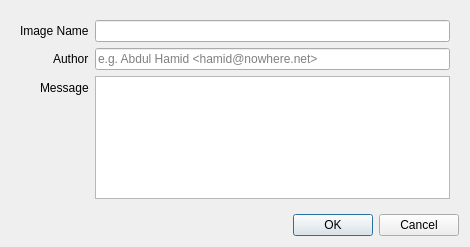
Qt form commitContainer.ui (sujiwo/QtDocker) before a commit.
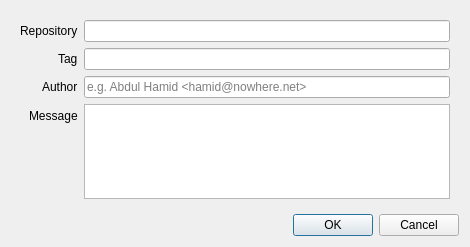
The same form after that commit.

Commit message: Add process list of container

What changed in the file:
```diff
--- a/commitContainer.ui
+++ b/commitContainer.ui
@@ -23,37 +23,47 @@
       <item row="0" column="0">
        <widget class="QLabel" name="label">
         <property name="text">
-         <string>Image Name</string>
+         <string>Repository</string>
         </property>
        </widget>
       </item>
       <item row="0" column="1">
        <widget class="QLineEdit" name="imageNameInp"/>
       </item>
-      <item row="1" column="0">
+      <item row="2" column="0">
        <widget class="QLabel" name="label_2">
         <property name="text">
          <string>Author</string>
         </property>
        </widget>
       </item>
-      <item row="1" column="1">
+      <item row="2" column="1">
        <widget class="QLineEdit" name="authorInp">
         <property name="placeholderText">
          <string>e.g. Abdul Hamid &lt;hamid@nowhere.net&gt;</string>
         </property>
        </widget>
       </item>
-      <item row="2" column="0">
+      <item row="3" column="0">
        <widget class="QLabel" name="label_3">
         <property name="text">
          <string>Message</string>
         </property>
        </widget>
       </item>
-      <item row="2" column="1">
+      <item row="3" column="1">
        <widget class="QTextEdit" name="textEdit"/>
       </item>
+      <item row="1" column="0">
+       <widget class="QLabel" name="label_4">
+        <property name="text">
+         <string>Tag</string>
+        </property>
+       </widget>
+      </item>
+      <item row="1" column="1">
+       <widget class="QLineEdit" name="tagNameInp"/>
+      </item>
      </layout>
     </widget>
    </item>
```
Left out of the diff: 2 changed lines with no effect on the pictures. The commit also changes 7 other files.
